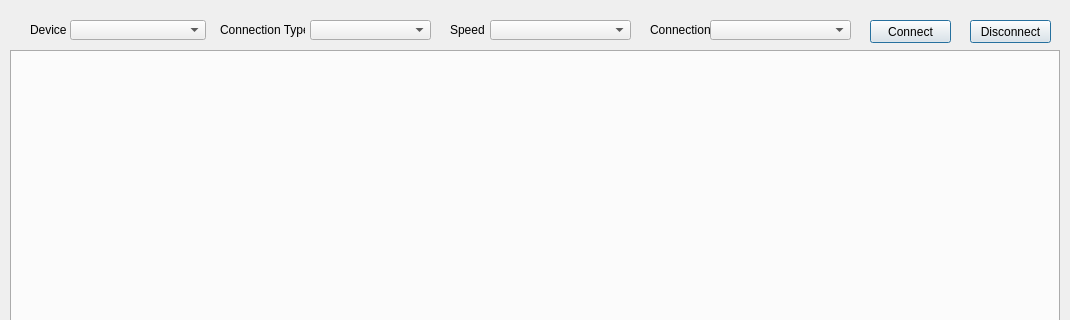
Before: the Qt Designer form src/mainwindow.ui in Donn13Darko/uC_Interfacer, drawn with Qt 5; both pictures show x 0 to 1070 and y 0 to 320 of the 1070 by 517 pixel window.
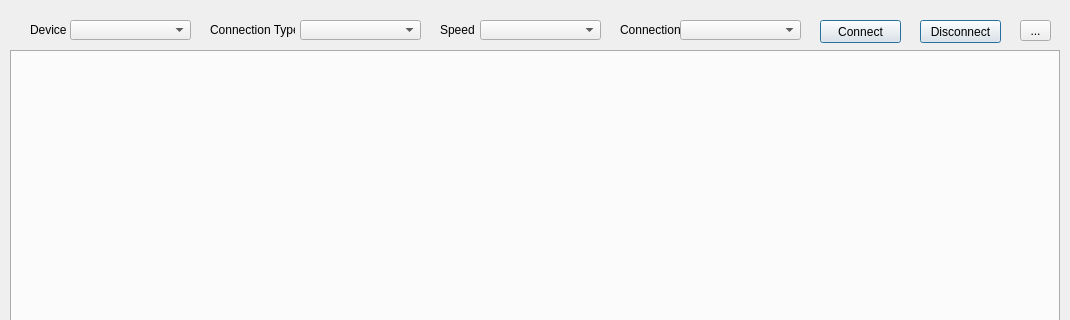
After: the same form once the commit is applied.

The edit to the form file:
```diff
--- a/src/mainwindow.ui
+++ b/src/mainwindow.ui
@@ -43,7 +43,7 @@
    <widget class="QLabel" name="SpeedLabel">
     <property name="geometry">
      <rect>
-      <x>450</x>
+      <x>440</x>
       <y>20</y>
       <width>34</width>
       <height>20</height>
@@ -56,7 +56,7 @@
    <widget class="QComboBox" name="ConnTypeCombo">
     <property name="geometry">
      <rect>
-      <x>310</x>
+      <x>300</x>
       <y>20</y>
       <width>121</width>
       <height>20</height>
@@ -66,9 +66,9 @@
    <widget class="QComboBox" name="SpeedCombo">
     <property name="geometry">
      <rect>
-      <x>490</x>
+      <x>480</x>
       <y>20</y>
-      <width>141</width>
+      <width>121</width>
       <height>20</height>
      </rect>
     </property>
@@ -76,7 +76,7 @@
    <widget class="QPushButton" name="DeviceConnect_Button">
     <property name="geometry">
      <rect>
-      <x>870</x>
+      <x>820</x>
       <y>20</y>
       <width>81</width>
       <height>23</height>
@@ -97,7 +97,7 @@
      <rect>
       <x>70</x>
       <y>20</y>
-      <width>136</width>
+      <width>121</width>
       <height>20</height>
      </rect>
     </property>
@@ -105,7 +105,7 @@
    <widget class="QLabel" name="ConnTypeLabel">
     <property name="geometry">
      <rect>
-      <x>220</x>
+      <x>210</x>
       <y>20</y>
       <width>85</width>
       <height>20</height>
@@ -118,9 +118,9 @@
    <widget class="QComboBox" name="ConnInfoCombo">
     <property name="geometry">
      <rect>
-      <x>710</x>
+      <x>680</x>
       <y>20</y>
-      <width>141</width>
+      <width>121</width>
       <height>20</height>
      </rect>
     </property>
@@ -128,7 +128,7 @@
    <widget class="QLabel" name="ConnInfoEditLabel">
     <property name="geometry">
      <rect>
-      <x>650</x>
+      <x>620</x>
       <y>20</y>
       <width>61</width>
       <height>20</height>
@@ -141,7 +141,7 @@
    <widget class="QPushButton" name="DeviceDisconnect_Button">
     <property name="geometry">
      <rect>
-      <x>970</x>
+      <x>920</x>
       <y>20</y>
       <width>81</width>
       <height>23</height>
@@ -157,6 +157,19 @@
      <bool>true</bool>
     </property>
    </widget>
+   <widget class="QToolButton" name="MoreOptions_Button">
+    <property name="geometry">
+     <rect>
+      <x>1020</x>
+      <y>20</y>
+      <width>31</width>
+      <height>21</height>
+     </rect>
+    </property>
+    <property name="text">
+     <string>...</string>
+    </property>
+   </widget>
   </widget>
  </widget>
  <resources/>
```
